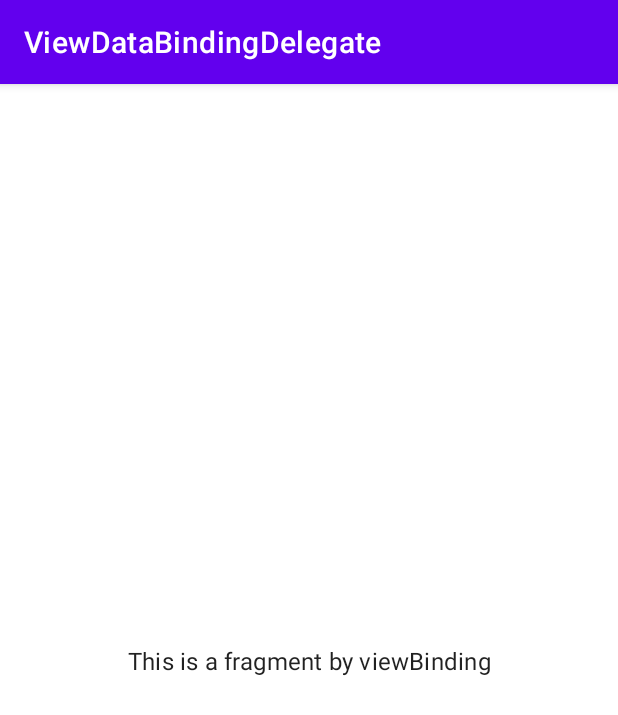
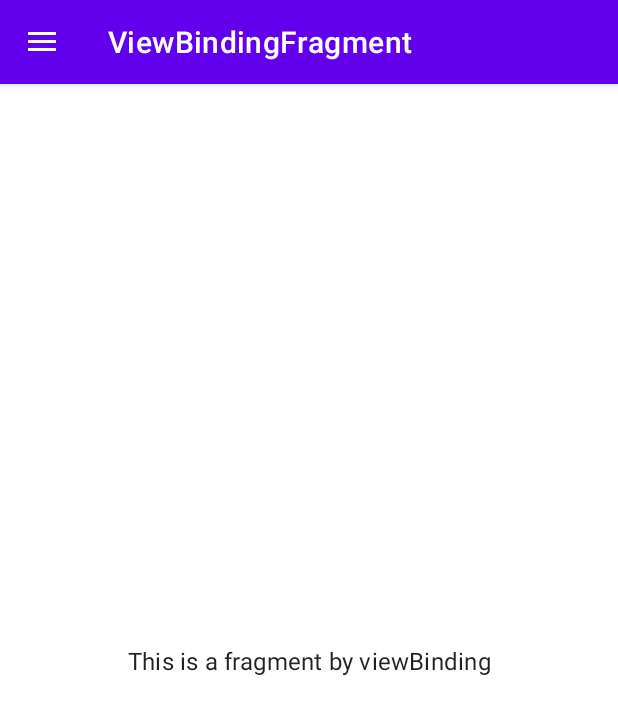
Before and after one commit to JonathanSampayoSolis/android-viewdata-binding-delegate, an Android app: the screen it shows after launch (MainActivity), on a phone screen of 412 x 824 dp. Shown: the top 715 px of the screen. Run offline under Robolectric (Android 15) with nearby library versions, the phone set to English and light mode, and no system bars; our stand-ins replace navigation-ui.

Commit message:
drawer in app set up finished up

```diff
--- a/app/src/main/java/com/sampacodes/viewdatabindingdelegate/MainActivity.kt
+++ b/app/src/main/java/com/sampacodes/viewdatabindingdelegate/MainActivity.kt
@@ -1,14 +1,50 @@
 package com.sampacodes.viewdatabindingdelegate
 
 import android.os.Bundle
+import android.view.MenuItem
 import androidx.appcompat.app.AppCompatActivity
+import androidx.core.view.GravityCompat
+import androidx.navigation.NavController
+import androidx.navigation.fragment.NavHostFragment
+import androidx.navigation.ui.AppBarConfiguration
+import androidx.navigation.ui.setupActionBarWithNavController
+import androidx.navigation.ui.setupWithNavController
+import com.sampacodes.viewdatabindingdelegate.databinding.ActivityMainBinding
 
 class MainActivity : AppCompatActivity() {
 
+    private val binding: ActivityMainBinding by lazy {
+        ActivityMainBinding.inflate(layoutInflater)
+    }
+
+    private val navController: NavController by lazy {
+        supportFragmentManager.findFragmentById(R.id.nav_host_fragment).let {
+            (it as NavHostFragment).navController
+        }
+    }
+
     override fun onCreate(savedInstanceState: Bundle?) {
         super.onCreate(savedInstanceState)
+        setContentView(binding.root)
 
-        setContentView(R.layout.activity_main)
+        val appBarConfig = AppBarConfiguration(
+            setOf(R.id.viewBindingFragment, R.id.dataBindingFragment),
+            binding.drawerLayout,
+        )
+        setupActionBarWithNavController(navController, appBarConfig)
+
+        binding.navigationView.setupWithNavController(navController)
+    }
+
+    override fun onSupportNavigateUp(): Boolean {
+        return navController.navigateUp() || super.onSupportNavigateUp()
+    }
+
+    override fun onOptionsItemSelected(item: MenuItem): Boolean {
+        return if (item.itemId == android.R.id.home) {
+            binding.drawerLayout.openDrawer(GravityCompat.START)
+            true
+        } else false
     }
 
 }
--- /dev/null
+++ b/app/src/main/res/drawable/ic_baseline_announcement_24.xml
@@ -0,0 +1,10 @@
+<vector xmlns:android="http://schemas.android.com/apk/res/android"
+    android:width="24dp"
+    android:height="24dp"
+    android:viewportWidth="24"
+    android:viewportHeight="24"
+    android:tint="?attr/colorControlNormal">
+  <path
+      android:fillColor="@android:color/white"
+      android:pathData="M20,2L4,2c-1.1,0 -1.99,0.9 -1.99,2L2,22l4,-4h14c1.1,0 2,-0.9 2,-2L22,4c0,-1.1 -0.9,-2 -2,-2zM13,11h-2L11,5h2v6zM13,15h-2v-2h2v2z"/>
+</vector>
--- /dev/null
+++ b/app/src/main/res/drawable/ic_baseline_data_usage_24.xml
@@ -0,0 +1,10 @@
+<vector xmlns:android="http://schemas.android.com/apk/res/android"
+    android:width="24dp"
+    android:height="24dp"
+    android:viewportWidth="24"
+    android:viewportHeight="24"
+    android:tint="?attr/colorControlNormal">
+  <path
+      android:fillColor="@android:color/white"
+      android:pathData="M13,2.05v3.03c3.39,0.49 6,3.39 6,6.92 0,0.9 -0.18,1.75 -0.48,2.54l2.6,1.53c0.56,-1.24 0.88,-2.62 0.88,-4.07 0,-5.18 -3.95,-9.45 -9,-9.95zM12,19c-3.87,0 -7,-3.13 -7,-7 0,-3.53 2.61,-6.43 6,-6.92V2.05c-5.06,0.5 -9,4.76 -9,9.95 0,5.52 4.47,10 9.99,10 3.31,0 6.24,-1.61 8.06,-4.09l-2.6,-1.53C16.17,17.98 14.21,19 12,19z"/>
+</vector>
--- /dev/null
+++ b/app/src/main/res/drawable/ic_baseline_preview_24.xml
@@ -0,0 +1,10 @@
+<vector xmlns:android="http://schemas.android.com/apk/res/android"
+    android:width="24dp"
+    android:height="24dp"
+    android:viewportWidth="24"
+    android:viewportHeight="24"
+    android:tint="?attr/colorControlNormal">
+  <path
+      android:fillColor="@android:color/white"
+      android:pathData="M19,3H5C3.89,3 3,3.9 3,5v14c0,1.1 0.89,2 2,2h14c1.1,0 2,-0.9 2,-2V5C21,3.9 20.11,3 19,3zM19,19H5V7h14V19zM13.5,13c0,0.83 -0.67,1.5 -1.5,1.5s-1.5,-0.67 -1.5,-1.5c0,-0.83 0.67,-1.5 1.5,-1.5S13.5,12.17 13.5,13zM12,9c-2.73,0 -5.06,1.66 -6,4c0.94,2.34 3.27,4 6,4s5.06,-1.66 6,-4C17.06,10.66 14.73,9 12,9zM12,15.5c-1.38,0 -2.5,-1.12 -2.5,-2.5c0,-1.38 1.12,-2.5 2.5,-2.5c1.38,0 2.5,1.12 2.5,2.5C14.5,14.38 13.38,15.5 12,15.5z"/>
+</vector>
--- a/app/src/main/res/layout/activity_main.xml
+++ b/app/src/main/res/layout/activity_main.xml
@@ -1,9 +1,25 @@
 <?xml version="1.0" encoding="utf-8"?>
-<androidx.fragment.app.FragmentContainerView xmlns:android="http://schemas.android.com/apk/res/android"
+<androidx.drawerlayout.widget.DrawerLayout xmlns:android="http://schemas.android.com/apk/res/android"
     xmlns:app="http://schemas.android.com/apk/res-auto"
-    android:id="@+id/nav_host_fragment"
-    android:name="androidx.navigation.fragment.NavHostFragment"
+    android:id="@+id/drawer_layout"
     android:layout_width="match_parent"
     android:layout_height="match_parent"
-    app:defaultNavHost="true"
-    app:navGraph="@navigation/main_navigation" />
+    android:fitsSystemWindows="true">
+
+    <androidx.fragment.app.FragmentContainerView
+        android:id="@+id/nav_host_fragment"
+        android:name="androidx.navigation.fragment.NavHostFragment"
+        android:layout_width="match_parent"
+        android:layout_height="match_parent"
+        app:defaultNavHost="true"
+        app:navGraph="@navigation/main_navigation" />
+
+    <com.google.android.material.navigation.NavigationView
+        android:id="@+id/navigation_view"
+        android:layout_width="wrap_content"
+        android:layout_height="match_parent"
+        android:layout_gravity="start"
+        android:fitsSystemWindows="true"
+        app:menu="@menu/menu_main" />
+
+</androidx.drawerlayout.widget.DrawerLayout>
--- /dev/null
+++ b/app/src/main/res/menu/menu_main.xml
@@ -0,0 +1,28 @@
+<?xml version="1.0" encoding="utf-8"?>
+<menu xmlns:android="http://schemas.android.com/apk/res/android">
+
+    <item
+        android:id="@+id/viewBindingFragment"
+        android:icon="@drawable/ic_baseline_preview_24"
+        android:iconTint="@color/teal_200"
+        android:title="@string/view_binding" />
+
+    <item
+        android:id="@+id/dataBindingFragment"
+        android:icon="@drawable/ic_baseline_data_usage_24"
+        android:iconTint="@color/teal_200"
+        android:title="@string/data_binding" />
+
+    <item
+        android:id="@+id/item_dialog_fragment"
+        android:icon="@drawable/ic_baseline_announcement_24"
+        android:iconTint="@color/teal_200"
+        android:title="@string/dialog_fragment" />
+
+    <item
+        android:id="@+id/item_bottom_dialog_fragment"
+        android:icon="@drawable/ic_baseline_announcement_24"
+        android:iconTint="@color/teal_200"
+        android:title="@string/bottom_dialog_fragment" />
+
+</menu>
--- a/app/src/main/res/navigation/main_navigation.xml
+++ b/app/src/main/res/navigation/main_navigation.xml
@@ -11,4 +11,10 @@
         android:label="ViewBindingFragment"
         tools:layout="@layout/fragment_view_binding" />
 
+    <fragment
+        android:id="@+id/dataBindingFragment"
+        android:name="com.sampacodes.viewdatabindingdelegate.presentation.dataBinding.DataBindingFragment"
+        android:label="DataBindingFragment"
+        tools:layout="@layout/fragment_data_binding" />
+
 </navigation>
--- a/app/src/main/res/values/strings.xml
+++ b/app/src/main/res/values/strings.xml
@@ -4,4 +4,9 @@
     <string name="this_is_a_fragment_by_viewBinding">This is a fragment by viewBinding</string>
 
     <string name="this_is_a_fragment_by_dataBinding">This is a fragment by dataBinding</string>
+
+    <string name="view_binding">View Binding</string>
+    <string name="data_binding">Data Binding</string>
+    <string name="dialog_fragment">Dialog Fragment</string>
+    <string name="bottom_dialog_fragment">Bottom Dialog Fragment</string>
 </resources>
```
